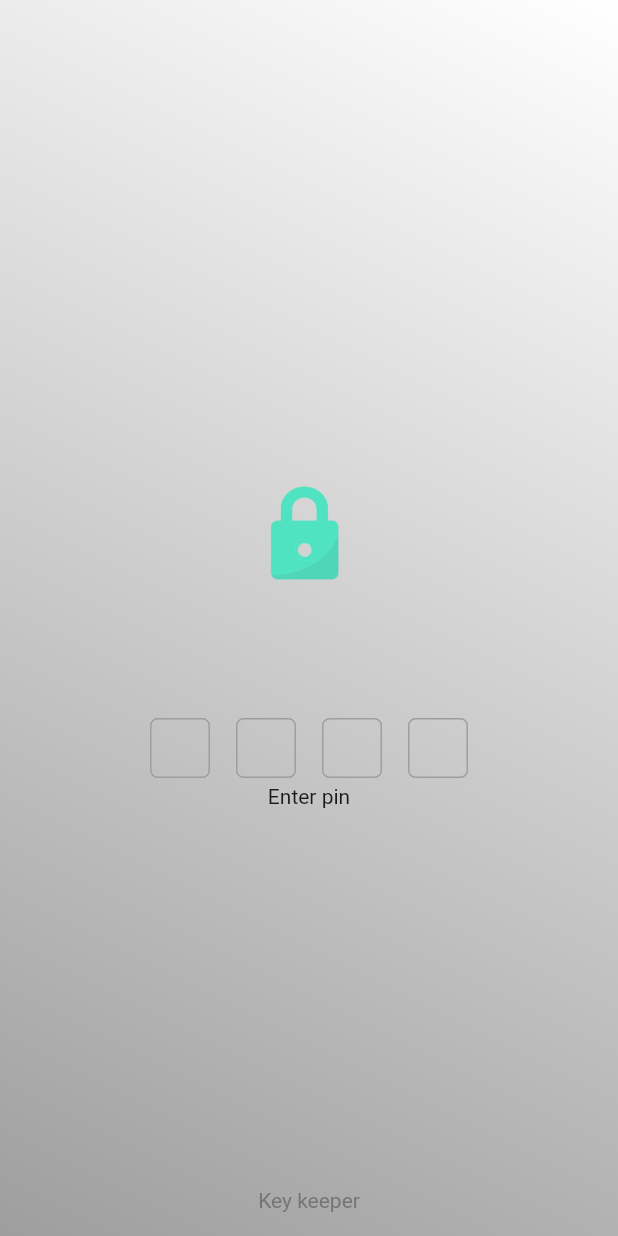
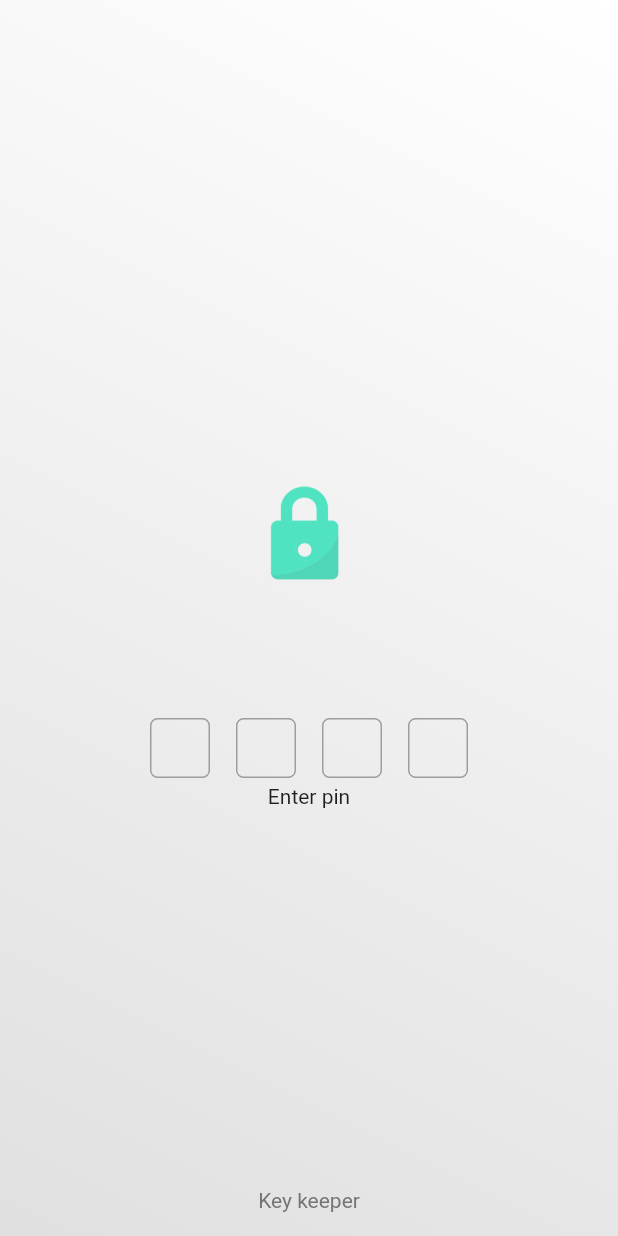
Before and after one commit to diegoalvis/Key-Keeper, a Flutter app: the screen it shows after launch, on a phone screen of 412 x 824 dp. Run offline on Flutter 3.47's test engine with Material 2 defaults, Android fonts, the light colour scheme and no system bars; our stand-ins replace local_auth, lottie, pinput, shared_preferences.

Commit message:
add demo

```diff
--- a/lib/main.dart
+++ b/lib/main.dart
@@ -17,7 +17,7 @@ class MyApp extends StatelessWidget {
         gradient: LinearGradient(
           begin: Alignment.topRight,
           end: Alignment.bottomLeft,
-          colors: currentBrightness == Brightness.dark ? [Color(0xFF0C1C3D), Colors.black] : [Colors.white, Colors.grey[500]],
+          colors: currentBrightness == Brightness.dark ? [Color(0xFF0C1C3D), Colors.black] : [Colors.white, Colors.grey[300]],
         ),
       ),
       child: MaterialApp(
```
Also changed, not shown: screens/keykeeper.gif (added).
